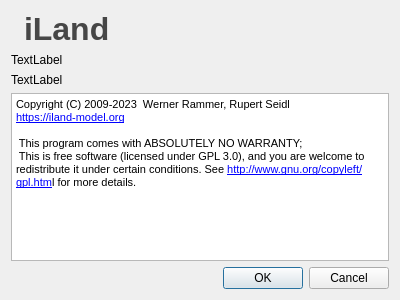
Above: src/iland/aboutdialog.ui from edfm-tum/iland-model before the change. Below: the same form after it.
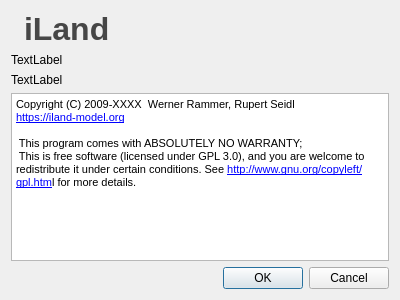
That is the form after the change. Icons and pictures are not drawn.

What changed in the file:
```diff
--- a/src/iland/aboutdialog.ui
+++ b/src/iland/aboutdialog.ui
@@ -110,8 +110,10 @@
 &lt;html&gt;&lt;head&gt;&lt;meta name=&quot;qrichtext&quot; content=&quot;1&quot; /&gt;&lt;meta charset=&quot;utf-8&quot; /&gt;&lt;style type=&quot;text/css&quot;&gt;
 p, li { white-space: pre-wrap; }
 hr { height: 1px; border-width: 0; }
-&lt;/style&gt;&lt;/head&gt;&lt;body style=&quot; font-family:'Segoe UI'; font-size:9pt; font-weight:400; font-style:normal;&quot;&gt;
-&lt;p style=&quot; margin-top:0px; margin-bottom:0px; margin-left:0px; margin-right:0px; -qt-block-indent:0; text-indent:0px;&quot;&gt;&lt;span style=&quot; font-family:'MS Shell Dlg 2'; font-size:8pt;&quot;&gt;Copyright (C) 2009-2023  Werner Rammer, Rupert Seidl&lt;/span&gt;&lt;/p&gt;
+li.unchecked::marker { content: &quot;\2610&quot;; }
+li.checked::marker { content: &quot;\2612&quot;; }
+&lt;/style&gt;&lt;/head&gt;&lt;body style=&quot; font-family:'Sans'; font-size:10pt; font-weight:400; font-style:normal;&quot;&gt;
+&lt;p style=&quot; margin-top:0px; margin-bottom:0px; margin-left:0px; margin-right:0px; -qt-block-indent:0; text-indent:0px;&quot;&gt;&lt;span style=&quot; font-family:'MS Shell Dlg 2'; font-size:8pt;&quot;&gt;Copyright (C) 2009-XXXX  Werner Rammer, Rupert Seidl&lt;/span&gt;&lt;/p&gt;
 &lt;p style=&quot; margin-top:0px; margin-bottom:0px; margin-left:0px; margin-right:0px; -qt-block-indent:0; text-indent:0px;&quot;&gt;&lt;a href=&quot;https://iland-model.org&quot;&gt;&lt;span style=&quot; font-family:'MS Shell Dlg 2'; font-size:8pt; text-decoration: underline; color:#0000ff;&quot;&gt;https://iland-model.org&lt;/span&gt;&lt;/a&gt;&lt;/p&gt;
 &lt;p style=&quot;-qt-paragraph-type:empty; margin-top:0px; margin-bottom:0px; margin-left:0px; margin-right:0px; -qt-block-indent:0; text-indent:0px; font-family:'MS Shell Dlg 2'; font-size:8pt;&quot;&gt;&lt;br /&gt;&lt;/p&gt;
 &lt;p style=&quot; margin-top:0px; margin-bottom:0px; margin-left:0px; margin-right:0px; -qt-block-indent:0; text-indent:0px;&quot;&gt;&lt;span style=&quot; font-family:'MS Shell Dlg 2'; font-size:8pt;&quot;&gt; This program comes with ABSOLUTELY NO WARRANTY; &lt;/span&gt;&lt;/p&gt;
```
